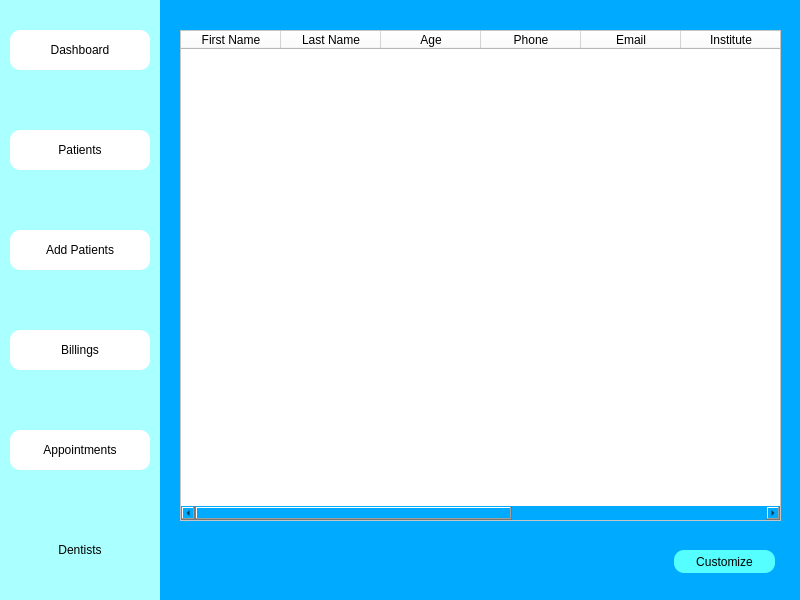
First picture: the form in dentists_window.ui, repository Fayadkhan8911/Medico-Desktop-App, before the edit.
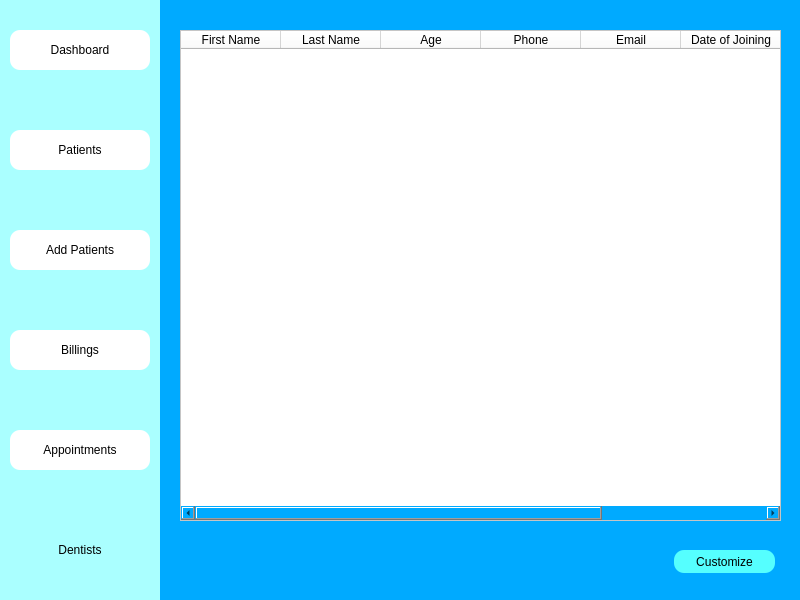
Second picture: the form after the edit. Icons and pictures are not drawn.

What changed in the file:
```diff
--- a/dentists_window.ui
+++ b/dentists_window.ui
@@ -221,16 +221,6 @@
      <string>Email</string>
     </property>
    </column>
-   <column>
-    <property name="text">
-     <string>Institute</string>
-    </property>
-   </column>
-   <column>
-    <property name="text">
-     <string>Year of Graduation</string>
-    </property>
-   </column>
    <column>
     <property name="text">
      <string>Date of Joining</string>
```
